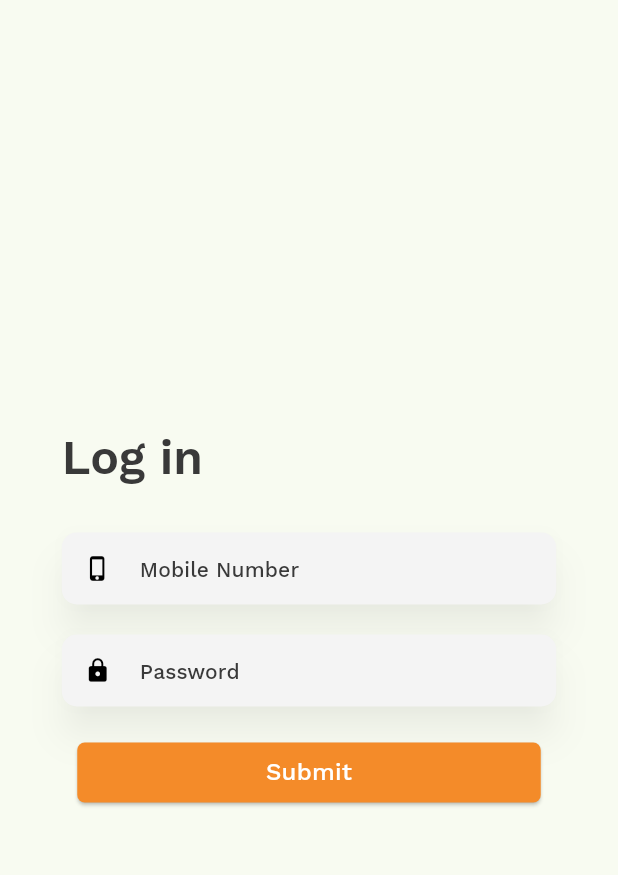
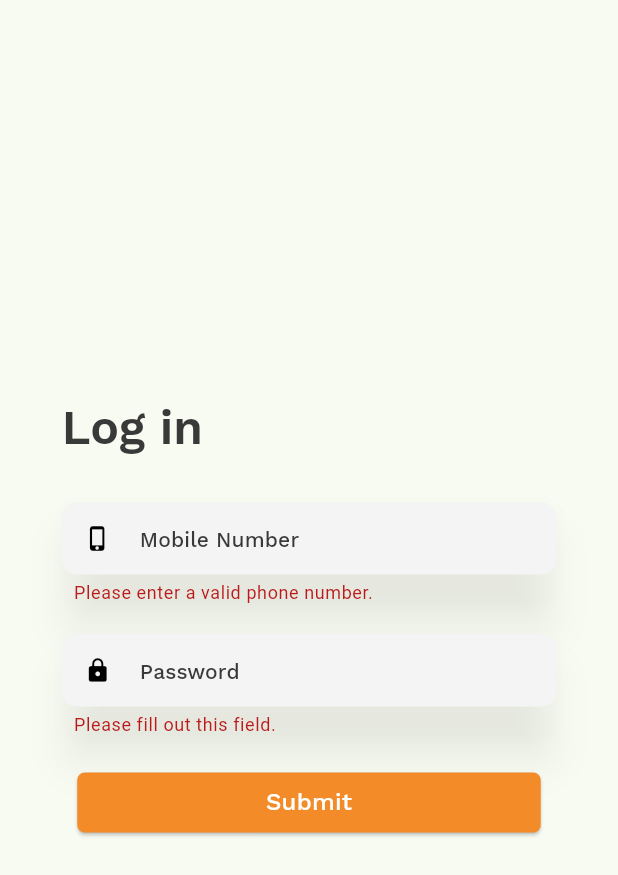
Before and after one commit to Frosco03/Iskomyut, a Flutter app: the screen it shows after launch, after a tap on "Submit", on a phone screen of 412 x 824 dp. Shown: the top 875 px of the screen. Run offline on Flutter 3.47's test engine with Material 3 defaults, Android fonts, the phone set to English and light mode, and no system bars; our stand-ins replace envied, flutter_map, google_fonts, latlong2; missing offline and left inert: dart:ffi, mysql1; generated files the repository leaves out were written again.

Commit message:
back end integration and form validation

```diff
--- a/iskomyut/front_end/lib/login.dart
+++ b/iskomyut/front_end/lib/login.dart
@@ -1,8 +1,13 @@
 library front_end;
+
+import 'dart:convert';
 
 import 'package:flutter/material.dart';
 import 'package:db_integration/db_integration.dart';
 import 'package:flutter/widgets.dart';
+import 'package:crypto/crypto.dart';
+
+final _formKey = GlobalKey<FormState>();
 
 class Login extends StatefulWidget {
   const Login({super.key});
@@ -28,6 +33,16 @@ class _LoginState extends State<Login> {
       controller.dispose();
     }
     super.dispose();
+  }
+
+  String? validatePhone(String? phone){
+    RegExp phoneNo = RegExp(r'\d{11}');
+    final isPhoneValid = phoneNo.hasMatch(phone ?? '');
+
+    if(!isPhoneValid){
+      return 'Please enter a valid phone number.';
+    }
+    return null;
   }
 
   void _showInvalidLogin(){
@@ -59,6 +74,8 @@ class _LoginState extends State<Login> {
           ),
           child: Padding(
             padding: EdgeInsets.all(_screenWidth*.10),
+            child: Form(
+              key: _formKey,
               child: Column(
                 mainAxisSize: MainAxisSize.max,
                 mainAxisAlignment: MainAxisAlignment.center,
@@ -78,7 +95,9 @@ class _LoginState extends State<Login> {
                               contextTextTheme: contextTextTheme,
                               labelText: "Mobile Number",
                               icon: Icons.phone_iphone,
-                            inputController: _fieldValueControllers[0],),
+                              inputController: _fieldValueControllers[0],
+                              validator: validatePhone,
+                          )
                       ),
                     ],
                   ),
@@ -92,7 +111,8 @@ class _LoginState extends State<Login> {
                               labelText: "Password",
                               icon: Icons.lock,
                               password: true,
-                            inputController: _fieldValueControllers[1],),
+                              inputController: _fieldValueControllers[1],
+                              validator: (value) => value=="" ? 'Please fill out this field.' : null),
                           ),
                     ],
                   ),
@@ -125,17 +145,19 @@ class _LoginState extends State<Login> {
             ),
           ),
         ),
+      ),
     );
   }
 }
 
-class FormInput extends StatefulWidget {
+class FormInput extends StatelessWidget {
   const FormInput({
     super.key,
     required this.contextTextTheme,
     required this.labelText,
     required this.icon,
     required this.inputController,
+    required this.validator,
     this.password = false,
   });
 
@@ -144,12 +166,8 @@ class FormInput extends StatefulWidget {
   final IconData icon;
   final bool password;
   final TextEditingController inputController;
+  final String? Function(String?)? validator;
 
-  @override
-  State<FormInput> createState() => _FormInputState();
-}
-
-class _FormInputState extends State<FormInput> {
   @override
   Widget build(BuildContext context) {
     return Material(
@@ -158,20 +176,21 @@ class _FormInputState extends State<FormInput> {
       borderRadius: BorderRadius.circular(10.0),
       color: Colors.transparent,
       child: TextFormField(
-        controller: widget.inputController,
+        controller: inputController,
         maxLength: 20,
-        obscureText: widget.password,
+        obscureText: password,
+        validator: validator,
         decoration: InputDecoration(
           isDense: true,
           prefixIcon: Icon(
-            widget.icon,
+            icon,
             color: Colors.black,
             size: 18,
             ),
           fillColor: Color(0xFFF4F4F4),
           filled: true,
-          hintText: widget.labelText,
-          hintStyle: widget.contextTextTheme.labelLarge,
+          hintText: labelText,
+          hintStyle: contextTextTheme.labelLarge,
           counterText: "",
           contentPadding: const EdgeInsets.all(4.0),
           border: OutlineInputBorder(
@@ -210,16 +229,20 @@ class SubmitButton extends StatelessWidget {
             ),
           ),
           onPressed: () async {
-            String username = controllers[0].text;
-            String password = controllers[1].text;
+            if(_formKey.currentState!.validate()){
+              String phoneNo = controllers[0].text;
+              String password = md5.convert(utf8.encode(controllers[1].text)).toString();
+
               var db = DBManager();
-            var inputIsCorrect = await db.isPresent('service_providers', where: 'username = "$username" AND password = "$password"');
+              var inputIsCorrect = await db.isPresent('passengers', where: 'phone = "$phoneNo" AND password = "$password"');
               if (inputIsCorrect == true && context.mounted){
                 Navigator.pushNamed(context, '/dash');
               }
               else{
                 showInvalidLogin();
               }
+            }
+
           },
           child: Text(
             "Submit",
--- a/iskomyut/front_end/pubspec.yaml
+++ b/iskomyut/front_end/pubspec.yaml
@@ -18,6 +18,7 @@ dependencies:
   sizer: ^2.0.15
   db_integration:
     path: '../db_integration'
+  crypto: ^3.0.3
 
 dev_dependencies:
   flutter_test:
```
Also changed, not shown: iskomyut/db_integration/lib/src/dbmanager.dart (+4 -5 lines), iskomyut/front_end/lib/signup.dart (+116 -13 lines). Lines whose indentation alone changed are shown as unchanged.
